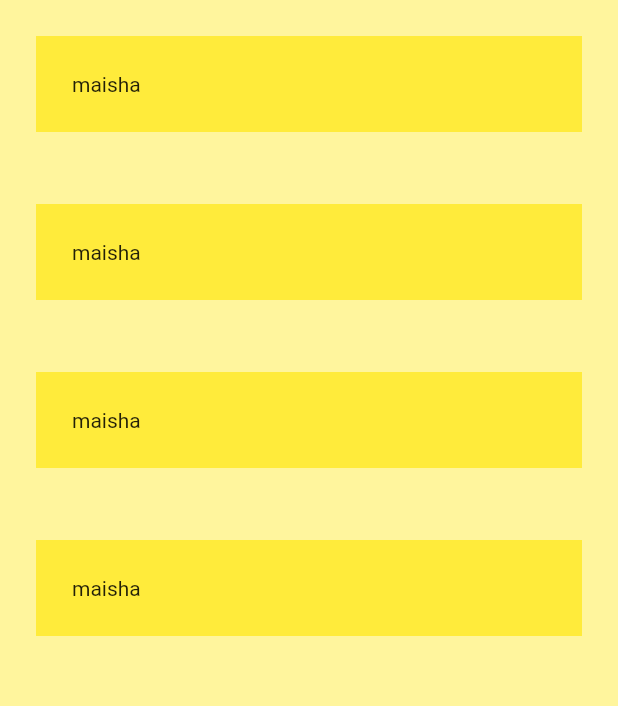
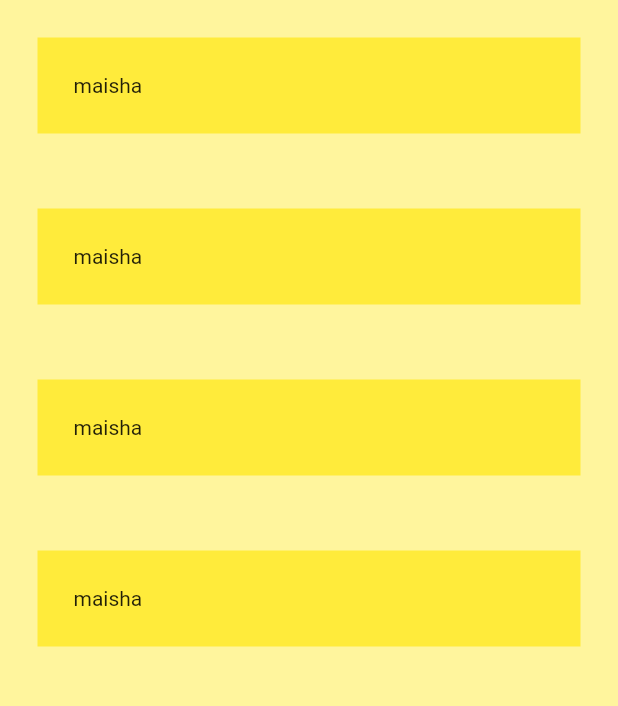
Before and after one commit to iamdastani/todo, a Flutter app: the screen it shows after launch, on a phone screen of 412 x 824 dp, the part 84-790 px from its top. Run offline on Flutter 3.47's test engine with Material 2 defaults, Android fonts, the phone set to English and light mode, and no system bars.

Commit message:
TodoListPaddingSize

```diff
--- a/lib/todolist.dart
+++ b/lib/todolist.dart
@@ -6,7 +6,7 @@ class ToDoList extends StatelessWidget {
   @override
   Widget build(BuildContext context) {
     return Padding(
-      padding: EdgeInsets.all(24),
+      padding: EdgeInsets.all(25),
       child: Container(
         padding: EdgeInsets.all(24),
       child: Row(
```
